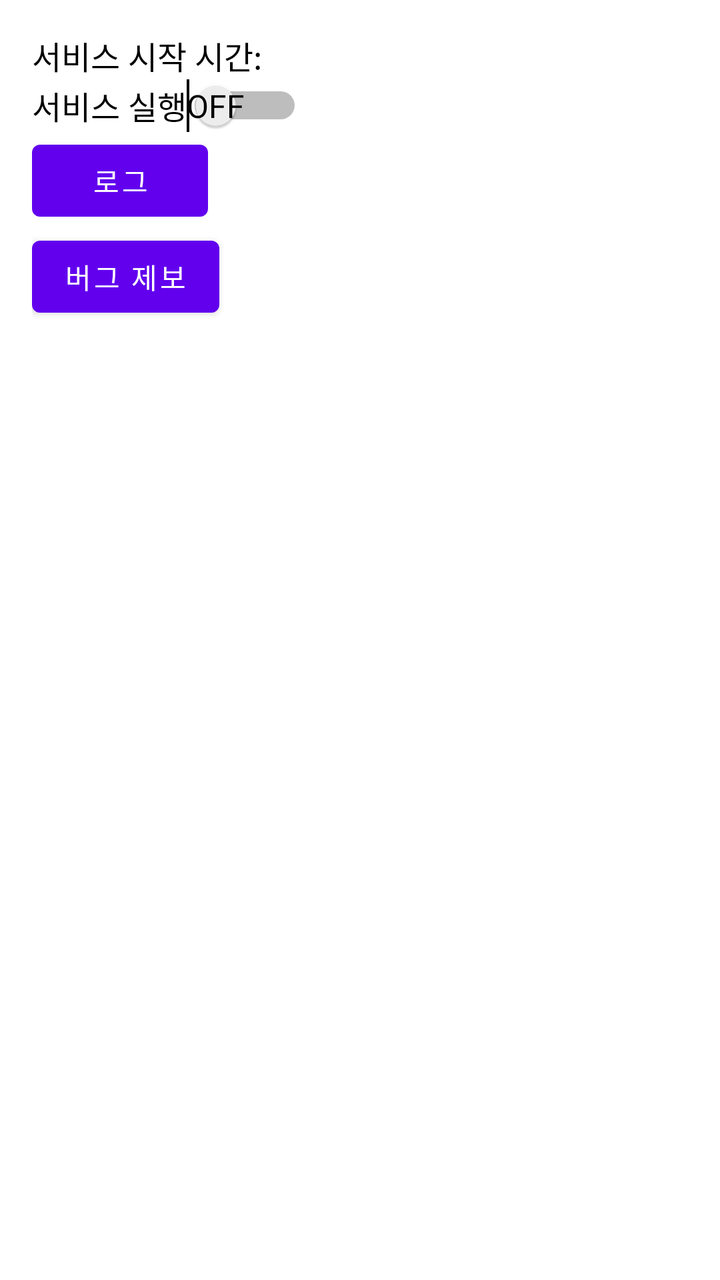
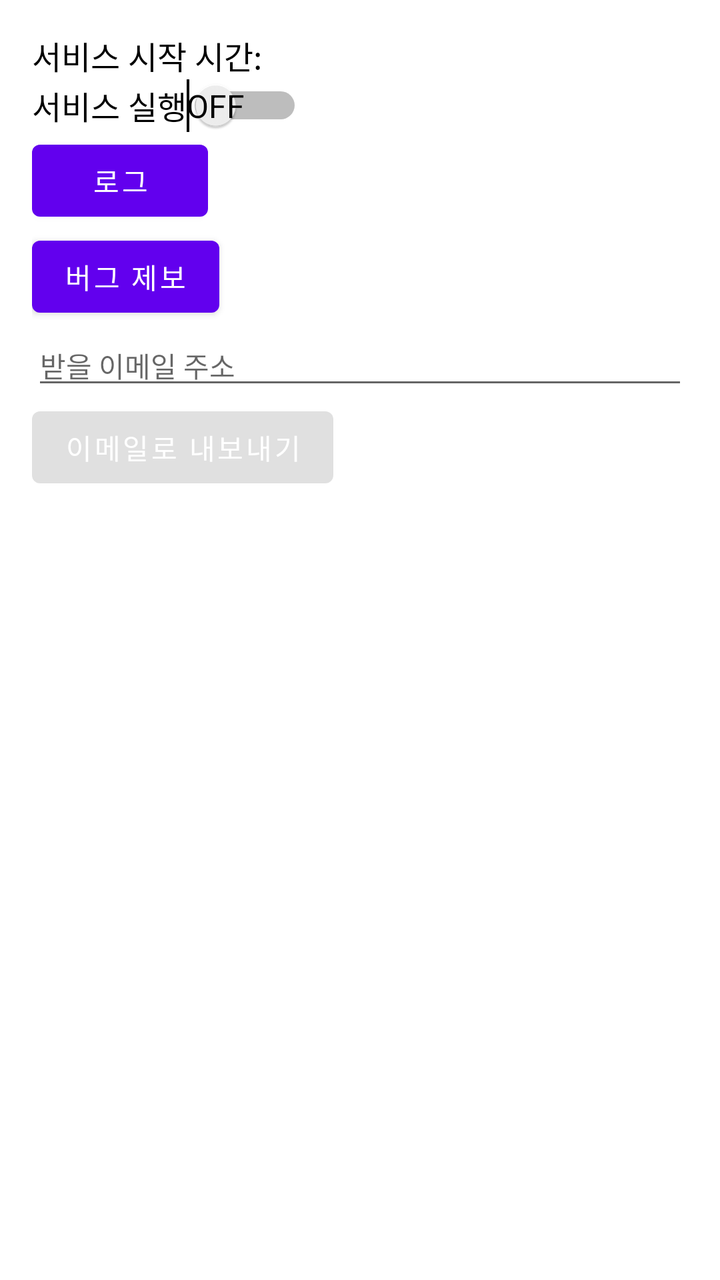

The first picture is an Android layout as it rendered before a commit; the second is the same layout after the commit. The layout source and the unified diff follow.
<!-- AndroidManifest.xml: application theme Theme.SmombieApp -->
<!-- res/layout/activity_main.xml -->
<?xml version="1.0" encoding="utf-8"?>
<androidx.constraintlayout.widget.ConstraintLayout xmlns:android="http://schemas.android.com/apk/res/android"
    xmlns:app="http://schemas.android.com/apk/res-auto"
    xmlns:tools="http://schemas.android.com/tools"
    android:layout_width="match_parent"
    android:layout_height="match_parent"
    android:orientation="vertical"
    android:padding="@dimen/dimen_16dp"
    tools:context=".view.MainActivity">

    <TextView
        android:id="@+id/main_tv_start_time"
        style="@style/Font_16_000000"
        android:layout_width="wrap_content"
        android:layout_height="wrap_content"
        android:text="@string/main_start_time"
        app:layout_constraintStart_toStartOf="parent"
        app:layout_constraintTop_toTopOf="parent" />


    <Switch
        android:id="@+id/main_sw_service"
        style="@style/Font_16_000000"
        android:layout_width="wrap_content"
        android:layout_height="wrap_content"
        android:showText="true"
        android:switchTextAppearance="@style/Font_16_000000"
        android:text="@string/main_service_on"
        android:textOff="@string/btn_end"
        android:textOn="@string/btn_start"
        app:layout_constraintStart_toStartOf="parent"
        app:layout_constraintTop_toBottomOf="@id/main_tv_start_time" />


    <Button
        android:id="@+id/main_btn_log"
        style="@style/Font_14_FFFFFF"
        android:layout_width="wrap_content"
        android:layout_height="wrap_content"
        android:text="@string/btn_log"
        app:layout_constraintStart_toStartOf="parent"
        app:layout_constraintTop_toBottomOf="@id/main_sw_service" />

    <Button
        android:id="@+id/main_btn_bug"
        style="@style/Font_14_FFFFFF"
        android:layout_width="wrap_content"
        android:layout_height="wrap_content"
        android:text="@string/btn_bug"
        app:layout_constraintStart_toStartOf="parent"
        app:layout_constraintTop_toBottomOf="@id/main_btn_log" />

</androidx.constraintlayout.widget.ConstraintLayout>
<!-- resources referenced by this layout -->
<resources>
  <dimen name="dimen_16dp">16dp</dimen>
  <string name="btn_bug">버그 제보</string>
  <string name="btn_end">OFF</string>
  <string name="btn_log">로그</string>
  <string name="btn_start">ON</string>
  <string name="main_service_on">서비스 실행</string>
  <string name="main_start_time">서비스 시작 시간: </string>
  <style name="Font_14_FFFFFF">
          <item name="android:textColor">@color/color_FFFFFF</item>
          <item name="android:textSize">@dimen/dimen_14dp</item>
          <item name="android:includeFontPadding">false</item>
      </style>
  <style name="Font_16_000000">
          <item name="android:textColor">@color/color_000000</item>
          <item name="android:textSize">@dimen/dimen_16dp</item>
          <item name="android:includeFontPadding">false</item>
      </style>
  <style name="Theme.SmombieApp" parent="Theme.MaterialComponents.Light.NoActionBar">
          
          <item name="colorPrimary">@color/purple_500</item>
          <item name="colorPrimaryVariant">@color/purple_700</item>
          <item name="colorOnPrimary">@color/white</item>
          
          <item name="colorSecondary">@color/teal_200</item>
          <item name="colorSecondaryVariant">@color/teal_700</item>
          <item name="colorOnSecondary">@color/black</item>
          
          <item name="android:statusBarColor" tools:targetApi="l">?attr/colorPrimaryVariant</item>
          
      </style>
  <color name="color_FFFFFF">#FFFFFF</color>
  <dimen name="dimen_14dp">14dp</dimen>
  <color name="color_000000">#000000</color>
  <color name="purple_500">#FF6200EE</color>
  <color name="purple_700">#FF3700B3</color>
  <color name="white">#FFFFFFFF</color>
  <color name="teal_200">#FF03DAC5</color>
  <color name="teal_700">#FF018786</color>
  <color name="black">#FF000000</color>
</resources>

<!-- the commit's change to res/layout/activity_main.xml (unified diff, before → after) -->
@@ -50,4 +50,23 @@
         app:layout_constraintStart_toStartOf="parent"
         app:layout_constraintTop_toBottomOf="@id/main_btn_log" />
 
+    <EditText
+        android:id="@+id/main_et_email"
+        style="@style/Font_14_000000"
+        android:layout_width="match_parent"
+        android:layout_height="wrap_content"
+        android:hint="@string/main_email_hint"
+        app:layout_constraintStart_toStartOf="parent"
+        app:layout_constraintTop_toBottomOf="@id/main_btn_bug" />
+
+    <Button
+        android:id="@+id/main_btn_email"
+        style="@style/Font_14_FFFFFF"
+        android:layout_width="wrap_content"
+        android:layout_height="wrap_content"
+        android:enabled="false"
+        android:text="@string/btn_email"
+        app:layout_constraintStart_toStartOf="parent"
+        app:layout_constraintTop_toBottomOf="@id/main_et_email" />
+
 </androidx.constraintlayout.widget.ConstraintLayout>
<!-- resource entries referenced after the edit -->
@@ -2,11 +2,18 @@
 <resources>
   <dimen name="dimen_16dp">16dp</dimen>
   <string name="btn_bug">버그 제보</string>
+  <string name="btn_email">이메일로 내보내기</string>
   <string name="btn_end">OFF</string>
   <string name="btn_log">로그</string>
   <string name="btn_start">ON</string>
+  <string name="main_email_hint">받을 이메일 주소</string>
   <string name="main_service_on">서비스 실행</string>
   <string name="main_start_time">서비스 시작 시간: </string>
+  <style name="Font_14_000000">
+          <item name="android:textColor">@color/color_000000</item>
+          <item name="android:textSize">@dimen/dimen_14dp</item>
+          <item name="android:includeFontPadding">false</item>
+      </style>
   <style name="Font_14_FFFFFF">
           <item name="android:textColor">@color/color_FFFFFF</item>
           <item name="android:textSize">@dimen/dimen_14dp</item>
